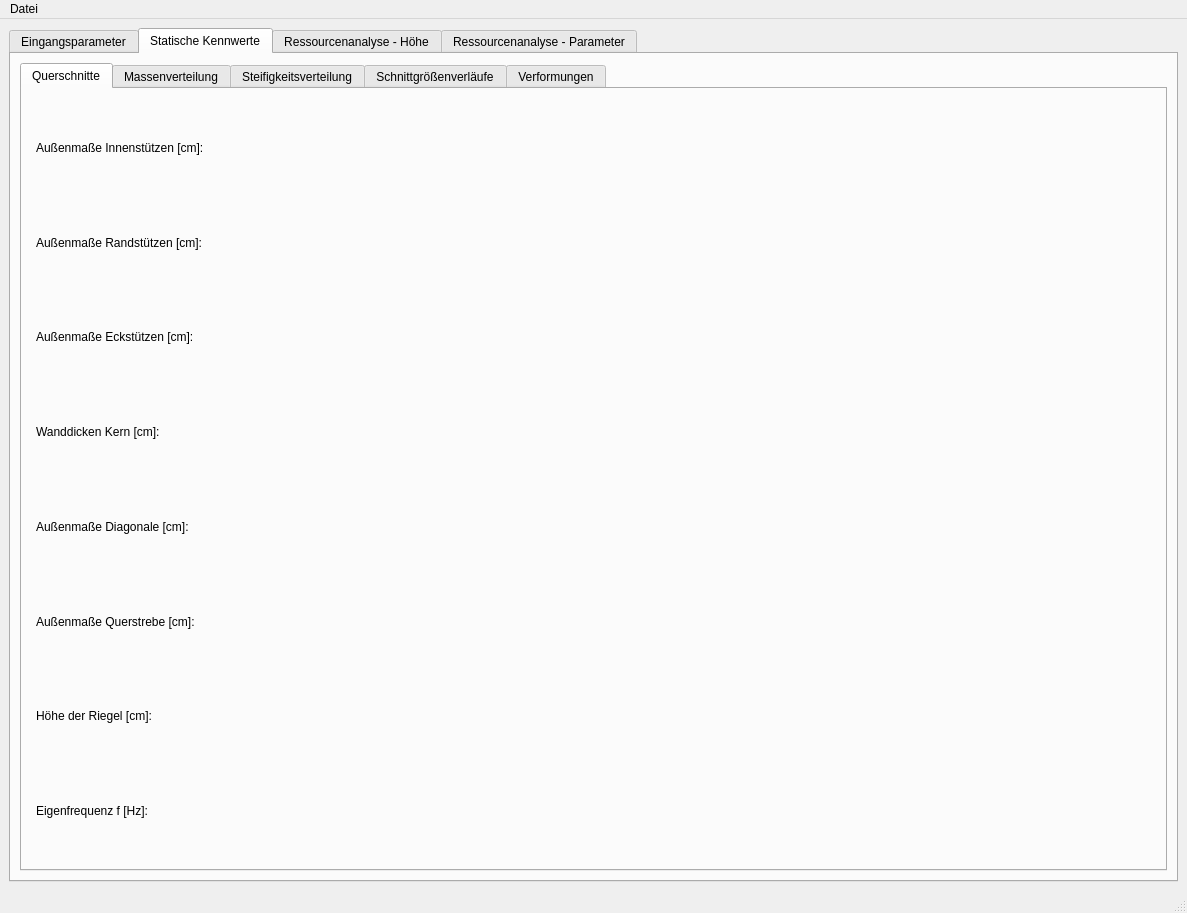
Above: gui/mainWindow.ui from carolagrupp/Masterarbeit before the change. Below: the same form after it.
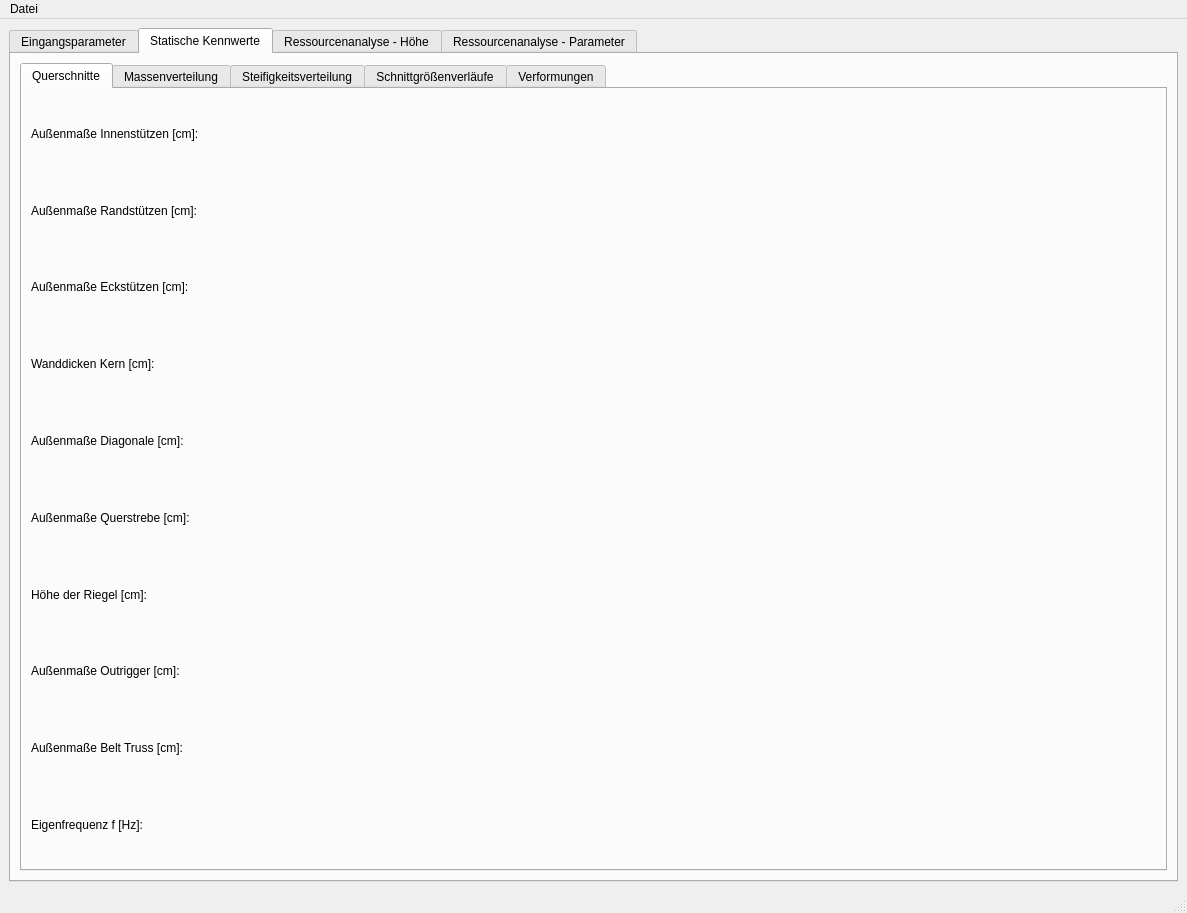
That is the form after the change. The open tabs and pages were chosen to show the change. Custom widgets are drawn as their Qt base class.

Commit message: 2. Zwischenstand Outrigger

Patch:
```diff
--- a/gui/mainWindow.ui
+++ b/gui/mainWindow.ui
@@ -3192,75 +3192,13 @@
            <attribute name="title">
             <string>Querschnitte</string>
            </attribute>
-           <layout class="QVBoxLayout" name="verticalLayout_3">
-            <item>
-             <layout class="QGridLayout" name="gridLayout_210" columnstretch="0,1">
-              <property name="sizeConstraint">
-               <enum>QLayout::SetNoConstraint</enum>
-              </property>
-              <property name="leftMargin">
-               <number>5</number>
-              </property>
-              <property name="topMargin">
-               <number>5</number>
-              </property>
-              <property name="rightMargin">
-               <number>5</number>
-              </property>
-              <property name="bottomMargin">
-               <number>5</number>
-              </property>
-              <item row="2" column="1">
-               <widget class="QLabel" name="label_212_03">
+           <layout class="QGridLayout" name="gridLayout_12">
+            <item row="0" column="0">
+             <layout class="QGridLayout" name="gridLayout_11">
+              <item row="0" column="0">
+               <widget class="QLabel" name="label_211_01">
                 <property name="text">
-                 <string/>
-                </property>
-                <property name="alignment">
-                 <set>Qt::AlignCenter</set>
-                </property>
-               </widget>
-              </item>
-              <item row="3" column="1">
-               <widget class="QLabel" name="label_212_04">
-                <property name="text">
-                 <string/>
-                </property>
-                <property name="alignment">
-                 <set>Qt::AlignCenter</set>
-                </property>
-               </widget>
-              </item>
-              <item row="4" column="1">
-               <widget class="QLabel" name="label_212_05">
-                <property name="text">
-                 <string/>
-                </property>
-                <property name="alignment">
-                 <set>Qt::AlignCenter</set>
-                </property>
-               </widget>
-              </item>
-              <item row="5" column="0">
-               <widget class="QLabel" name="label_211_06">
-                <property name="text">
-                 <string>Außenmaße Querstrebe [cm]:</string>
-                </property>
-               </widget>
-              </item>
-              <item row="5" column="1">
-               <widget class="QLabel" name="label_212_06">
-                <property name="text">
-                 <string/>
-                </property>
-                <property name="alignment">
-                 <set>Qt::AlignCenter</set>
-                </property>
-               </widget>
-              </item>
-              <item row="4" column="0">
-               <widget class="QLabel" name="label_211_05">
-                <property name="text">
-                 <string>Außenmaße Diagonale [cm]:</string>
+                 <string>Außenmaße Innenstützen [cm]:</string>
                 </property>
                </widget>
               </item>
@@ -3280,26 +3218,6 @@
                 </property>
                </widget>
               </item>
-              <item row="1" column="1">
-               <widget class="QLabel" name="label_212_02">
-                <property name="text">
-                 <string/>
-                </property>
-                <property name="alignment">
-                 <set>Qt::AlignCenter</set>
-                </property>
-               </widget>
-              </item>
-              <item row="6" column="1">
-               <widget class="QLabel" name="label_212_07">
-                <property name="text">
-                 <string/>
-                </property>
-                <property name="alignment">
-                 <set>Qt::AlignCenter</set>
-                </property>
-               </widget>
-              </item>
               <item row="1" column="0">
                <widget class="QLabel" name="label_211_02">
                 <property name="text">
@@ -3307,17 +3225,13 @@
                 </property>
                </widget>
               </item>
-              <item row="0" column="0">
-               <widget class="QLabel" name="label_211_01">
+              <item row="1" column="1">
+               <widget class="QLabel" name="label_212_02">
                 <property name="text">
-                 <string>Außenmaße Innenstützen [cm]:</string>
+                 <string/>
                 </property>
-               </widget>
-              </item>
-              <item row="3" column="0">
-               <widget class="QLabel" name="label_211_04">
-                <property name="text">
-                 <string>Wanddicken Kern [cm]:</string>
+                <property name="alignment">
+                 <set>Qt::AlignCenter</set>
                 </property>
                </widget>
               </item>
@@ -3328,6 +3242,67 @@
                 </property>
                </widget>
               </item>
+              <item row="2" column="1">
+               <widget class="QLabel" name="label_212_03">
+                <property name="text">
+                 <string/>
+                </property>
+                <property name="alignment">
+                 <set>Qt::AlignCenter</set>
+                </property>
+               </widget>
+              </item>
+              <item row="3" column="0">
+               <widget class="QLabel" name="label_211_04">
+                <property name="text">
+                 <string>Wanddicken Kern [cm]:</string>
+                </property>
+               </widget>
+              </item>
+              <item row="3" column="1">
+               <widget class="QLabel" name="label_212_04">
+                <property name="text">
+                 <string/>
+                </property>
+                <property name="alignment">
+                 <set>Qt::AlignCenter</set>
+                </property>
+               </widget>
+              </item>
+              <item row="4" column="0">
+               <widget class="QLabel" name="label_211_05">
+                <property name="text">
+                 <string>Außenmaße Diagonale [cm]:</string>
+                </property>
+               </widget>
+              </item>
+              <item row="4" column="1">
+               <widget class="QLabel" name="label_212_05">
+                <property name="text">
+                 <string/>
+                </property>
+                <property name="alignment">
+                 <set>Qt::AlignCenter</set>
+                </property>
+               </widget>
+              </item>
+              <item row="5" column="0">
+               <widget class="QLabel" name="label_211_06">
+                <property name="text">
+                 <string>Außenmaße Querstrebe [cm]:</string>
+                </property>
+               </widget>
+              </item>
+              <item row="5" column="1">
+               <widget class="QLabel" name="label_212_06">
+                <property name="text">
+                 <string/>
+                </property>
+                <property name="alignment">
+                 <set>Qt::AlignCenter</set>
+                </property>
+               </widget>
+              </item>
               <item row="6" column="0">
                <widget class="QLabel" name="label_211_07">
                 <property name="text">
@@ -3335,10 +3310,20 @@
                 </property>
                </widget>
               </item>
+              <item row="6" column="1">
+               <widget class="QLabel" name="label_212_07">
+                <property name="text">
+                 <string/>
+                </property>
+                <property name="alignment">
+                 <set>Qt::AlignCenter</set>
+                </property>
+               </widget>
+              </item>
               <item row="7" column="0">
-               <widget class="QLabel" name="label_8">
+               <widget class="QLabel" name="label_211_08">
                 <property name="text">
-                 <string>Eigenfrequenz f [Hz]:</string>
+                 <string>Außenmaße Outrigger [cm]:</string>
                 </property>
                </widget>
               </item>
@@ -3352,6 +3337,40 @@
                 </property>
                </widget>
               </item>
+              <item row="8" column="0">
+               <widget class="QLabel" name="label_211_10">
+                <property name="text">
+                 <string>Außenmaße Belt Truss [cm]:</string>
+                </property>
+               </widget>
+              </item>
+              <item row="8" column="1">
+               <widget class="QLabel" name="label_212_10">
+                <property name="text">
+                 <string/>
+                </property>
+                <property name="alignment">
+                 <set>Qt::AlignCenter</set>
+                </property>
+               </widget>
+              </item>
+              <item row="9" column="0">
+               <widget class="QLabel" name="label_211_09">
+                <property name="text">
+                 <string>Eigenfrequenz f [Hz]:</string>
+                </property>
+               </widget>
+              </item>
+              <item row="9" column="1">
+               <widget class="QLabel" name="label_212_09">
+                <property name="text">
+                 <string/>
+                </property>
+                <property name="alignment">
+                 <set>Qt::AlignCenter</set>
+                </property>
+               </widget>
+              </item>
              </layout>
             </item>
            </layout>
```
Left out of the diff: 140 changed lines with no effect on the pictures. Lines whose indentation alone changed are shown as unchanged. The commit also changes 9 other files.
